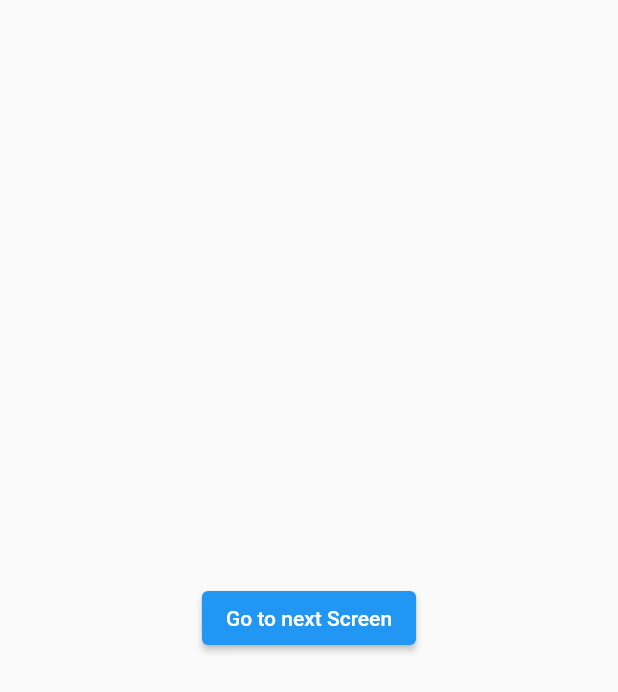
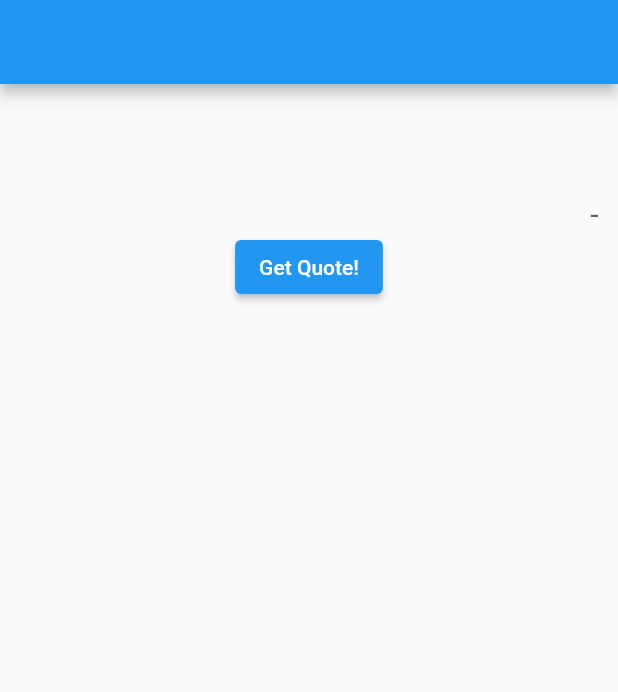
Before and after one commit to LuminitaIon/Flutter-Dart-for-Beginners, a Flutter app: the screen it shows after launch, on a phone screen of 412 x 824 dp. Shown: the top 692 px of the screen. Run offline on Flutter 3.47's test engine with Material 2 defaults, Android fonts, the phone set to English and light mode, and no system bars.

```diff
--- a/quotesapp/lib/screens/home_screen.dart
+++ b/quotesapp/lib/screens/home_screen.dart
@@ -1,30 +1,59 @@
 import 'package:flutter/material.dart';
 import 'package:http/http.dart' as http;
 import 'dart:convert';
-import 'package:quotesapp/screens/second_screen.dart';
 
-class HomeScreen extends StatelessWidget {
+class HomeScreen extends StatefulWidget {
   const HomeScreen({super.key});
 
+  @override
+  State<HomeScreen> createState() => _HomeScreenState();
+}
+
+class _HomeScreenState extends State<HomeScreen> {
+  String quote = "";
+  String author = "";
   @override
   Widget build(BuildContext context) {
     return SafeArea(
       child: Scaffold(
-        body: Center(
-          child: ElevatedButton(
+        appBar: AppBar(
+
+        ),
+        body: Column(
+          children: [
+            Padding(
+              padding: const EdgeInsets.all(20.0),
+              child: Text(
+                quote,
+                style: TextStyle(fontSize: 30, color: Colors.black87),
+                ),
+            ),
+            Padding(
+              padding: const EdgeInsets.only(right: 8.0),
+              child: Align(
+                alignment: Alignment.bottomRight,
+                child: Text(
+                  "- $author",
+                  style: TextStyle(fontSize: 20, color: Colors.grey[700]),
+                  )
+                ),
+            ),
+            ElevatedButton(
                 onPressed: () async {
+
                   var url = Uri.parse('https://api.quotable.io/random');
                   var response = await http.get(url);
                   var data = jsonDecode(response.body);
 
-                String quote = data["content"];
-                String author = data["author"];
+                  quote = data["content"];
+                  author = data["author"];
 
-                Navigator.of(context).push(
-                  MaterialPageRoute(builder: (context) => SecondScreen(quoteText: quote, authorName: author,)));
+                  setState(() {});
+
                 },
-              child: Text("Go to next Screen"),
+                child: Text("Get Quote!"),
               ),
+          ],
         ),
       ),
     );
```
Also changed, not shown: quotesapp/lib/screens/second_screen.dart (deleted, +0 -39 lines). Lines whose indentation alone changed are shown as unchanged.
